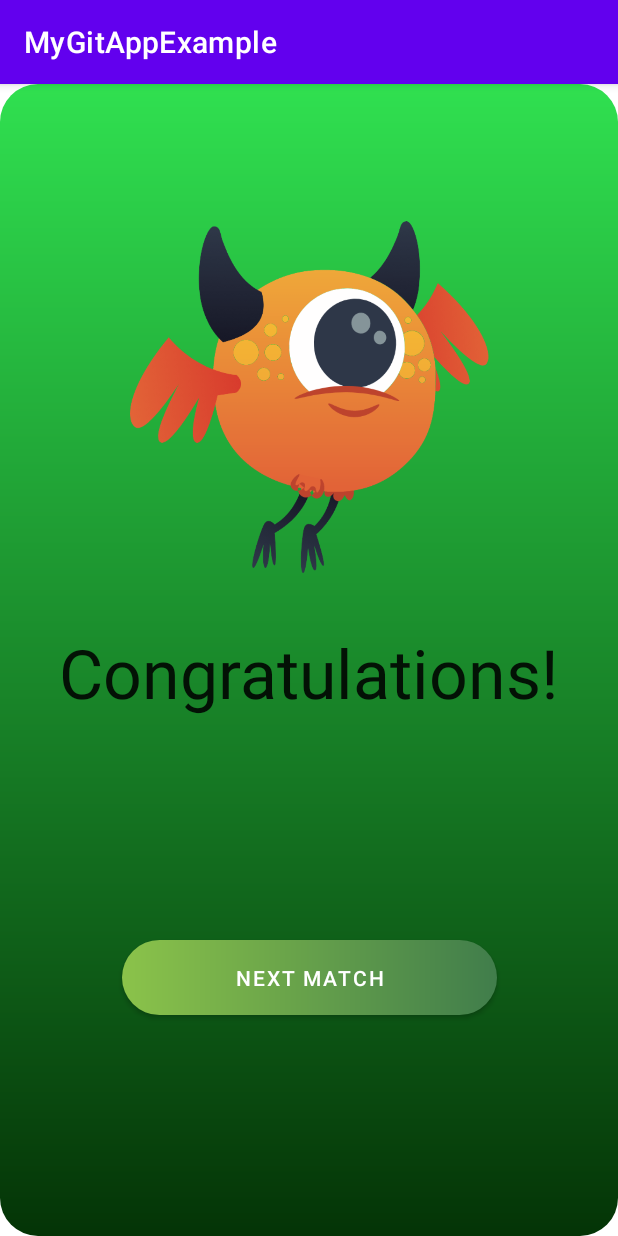
After one commit to OmarGtz/GitAppExample, an Android app: the fragment CongratulationFragment shown on its own in the app's theme, on a phone screen of 412 x 824 dp. The commit adds this screen. Run offline under Robolectric (Android 15) with nearby library versions, the phone set to English and light mode, and no system bars.

Commit message:
Agregue fragmento Congratulations JAntonio

```diff
--- /dev/null
+++ b/app/src/main/java/com/example/mygitappexample/CongratulationFragment.kt
@@ -0,0 +1,18 @@
+package com.example.mygitappexample
+
+import android.os.Bundle
+import android.view.LayoutInflater
+import android.view.View
+import android.view.ViewGroup
+import androidx.fragment.app.Fragment
+
+class CongratulationFragment:Fragment() {
+
+    override fun onCreateView(
+        inflater: LayoutInflater,
+        container: ViewGroup?,
+        savedInstanceState: Bundle?
+    ): View? {
+        return inflater.inflate(R.layout.fragment_congratulation,container,false)
+    }
+}
--- /dev/null
+++ b/app/src/main/res/drawable/custom_backg.xml
@@ -0,0 +1,13 @@
+<?xml version="1.0" encoding="utf-8"?>
+<shape xmlns:android="http://schemas.android.com/apk/res/android">
+
+    <gradient
+        android:startColor="#043406"
+        android:endColor="#30E050"
+        android:angle="90"
+        />
+    <corners
+        android:radius="25dp"
+        />
+
+</shape>
--- /dev/null
+++ b/app/src/main/res/drawable/custom_button.xml
@@ -0,0 +1,12 @@
+<?xml version="1.0" encoding="utf-8"?>
+<shape xmlns:android="http://schemas.android.com/apk/res/android">
+
+    <gradient
+        android:startColor="#8BC34A"
+        android:endColor="#407D4B"
+        android:angle="0"
+        />
+    <corners
+        android:radius="25dp"
+        />
+</shape>
--- a/app/src/main/res/layout/activity_main.xml
+++ b/app/src/main/res/layout/activity_main.xml
@@ -8,14 +8,15 @@
 
     <fragment
         android:id="@+id/onboarding_fragment"
+        android:name="com.example.mygitappexample.OnboardingFragment"
         android:layout_width="match_parent"
         android:layout_height="match_parent"
-        android:name="com.example.mygitappexample.OnboardingFragment"
+        app:layout_constraintBottom_toBottomOf="parent"
+        app:layout_constraintEnd_toEndOf="parent"
+        app:layout_constraintHorizontal_bias="0.0"
         app:layout_constraintStart_toStartOf="parent"
-        app:layout_constraintEnd_toEndOf="parent"
         app:layout_constraintTop_toTopOf="parent"
-        app:layout_constraintBottom_toBottomOf="parent"
-        tools:layout="@layout/fragment_onboarding"
-        />
+        app:layout_constraintVertical_bias="0.0"
+        tools:layout="@layout/fragment_onboarding" />
 
 </androidx.constraintlayout.widget.ConstraintLayout>
--- /dev/null
+++ b/app/src/main/res/layout/fragment_congratulation.xml
@@ -0,0 +1,47 @@
+<?xml version="1.0" encoding="utf-8"?>
+<androidx.constraintlayout.widget.ConstraintLayout xmlns:android="http://schemas.android.com/apk/res/android"
+    xmlns:app="http://schemas.android.com/apk/res-auto"
+    xmlns:tools="http://schemas.android.com/tools"
+    android:layout_width="match_parent"
+    android:layout_height="match_parent"
+    android:background="@drawable/custom_backg">
+
+    <ImageView
+        android:id="@+id/img_view_congrat"
+        android:layout_width="239dp"
+        android:layout_height="238dp"
+        android:layout_margin="90dp"
+        android:src="@drawable/ill_monster"
+        app:layout_constraintBottom_toTopOf="@+id/textView"
+        app:layout_constraintEnd_toEndOf="parent"
+        app:layout_constraintStart_toStartOf="parent"
+        app:layout_constraintTop_toTopOf="parent" />
+
+    <TextView
+        android:id="@+id/textView"
+        android:layout_width="wrap_content"
+        android:layout_height="wrap_content"
+        android:layout_marginTop="34dp"
+        android:text="Congratulations!"
+        android:textSize="45dp"
+        android:textAppearance="@style/TextAppearance.AppCompat.Large"
+        app:layout_constraintEnd_toEndOf="parent"
+        app:layout_constraintStart_toStartOf="parent"
+        app:layout_constraintTop_toBottomOf="@+id/img_view_congrat" />
+
+    <Button
+        android:id="@+id/button_congr"
+        android:layout_width="250dp"
+        android:layout_height="50dp"
+        android:background="@drawable/custom_button"
+        android:text="Next Match"
+        app:backgroundTint="@null"
+        app:layout_constraintBottom_toBottomOf="parent"
+        app:layout_constraintEnd_toEndOf="parent"
+        app:layout_constraintStart_toStartOf="parent"
+        app:layout_constraintTop_toBottomOf="@+id/textView" />
+
+
+
+
+</androidx.constraintlayout.widget.ConstraintLayout>
```
Also changed, not shown: app/src/main/res/drawable-v24/android_congr.jpg (added), app/src/main/res/drawable-v24/ill_monster.png (added).
